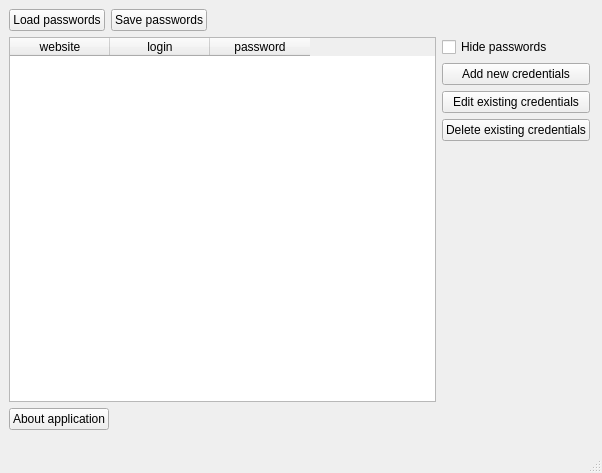
Above: mainwindow.ui from S-Kaminski/qt-password-rememberer before the change. Below: the same form after it.
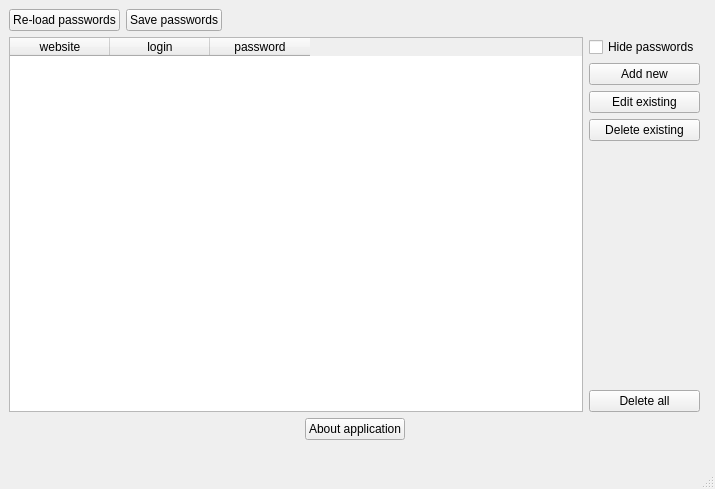
That is the form after the change.

Patch:
```diff
--- a/mainwindow.ui
+++ b/mainwindow.ui
@@ -6,8 +6,8 @@
    <rect>
     <x>0</x>
     <y>0</y>
-    <width>602</width>
-    <height>473</height>
+    <width>715</width>
+    <height>489</height>
    </rect>
   </property>
   <property name="windowTitle">
@@ -19,8 +19,8 @@
      <rect>
       <x>9</x>
       <y>9</y>
-      <width>581</width>
-      <height>421</height>
+      <width>691</width>
+      <height>431</height>
      </rect>
     </property>
     <layout class="QVBoxLayout" name="verticalLayout">
@@ -29,7 +29,7 @@
        <item>
         <widget class="QPushButton" name="loadButton">
          <property name="text">
-          <string>Load passwords</string>
+          <string>Re-load passwords</string>
          </property>
         </widget>
        </item>
@@ -91,21 +91,21 @@
          <item>
           <widget class="QPushButton" name="addButton">
            <property name="text">
-            <string>Add new credentials</string>
+            <string>Add new</string>
            </property>
           </widget>
          </item>
          <item>
           <widget class="QPushButton" name="editButton">
            <property name="text">
-            <string>Edit existing credentials</string>
+            <string>Edit existing</string>
            </property>
           </widget>
          </item>
          <item>
           <widget class="QPushButton" name="deleteButton">
            <property name="text">
-            <string>Delete existing credentials</string>
+            <string>Delete existing</string>
            </property>
           </widget>
          </item>
@@ -122,12 +122,32 @@
            </property>
           </spacer>
          </item>
+         <item>
+          <widget class="QPushButton" name="deleteAllButton">
+           <property name="text">
+            <string>Delete all</string>
+           </property>
+          </widget>
+         </item>
         </layout>
        </item>
       </layout>
      </item>
      <item>
       <layout class="QHBoxLayout" name="horizontalLayout_4">
+       <item>
+        <spacer name="horizontalSpacer_3">
+         <property name="orientation">
+          <enum>Qt::Horizontal</enum>
+         </property>
+         <property name="sizeHint" stdset="0">
+          <size>
+           <width>40</width>
+           <height>20</height>
+          </size>
+         </property>
+        </spacer>
+       </item>
        <item>
         <widget class="QPushButton" name="aboutAuthor">
          <property name="text">
```
Left out of the diff: 4 changed lines with no effect on the pictures.
